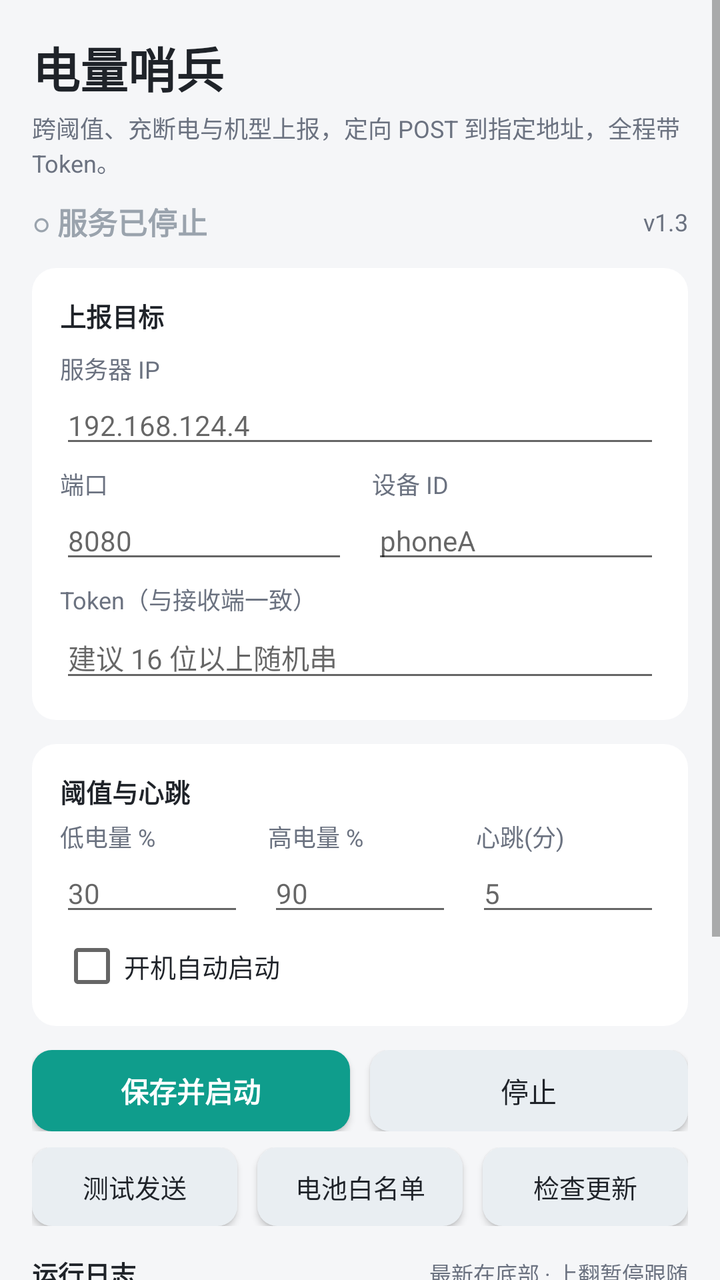
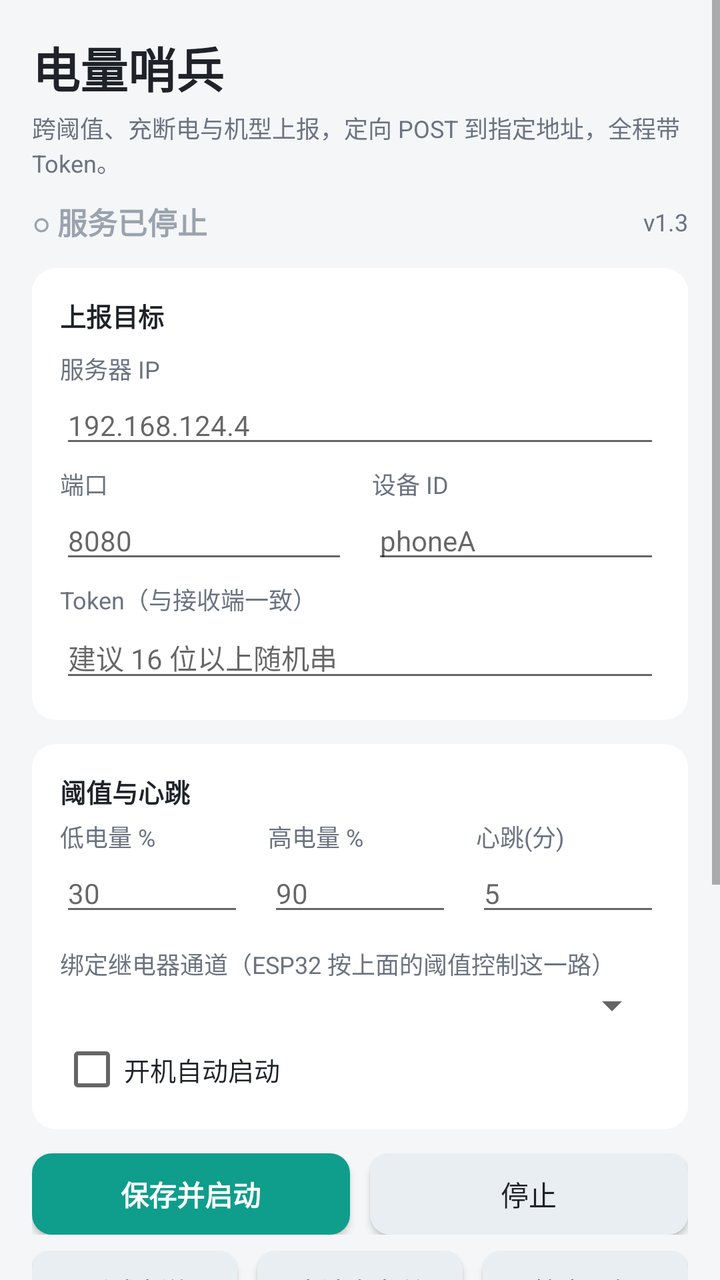

Compare the two renders of this Android layout. The source of the first and the diff that turns it into the second are given below.
<!-- AndroidManifest.xml: application theme android:Theme.Material.Light.NoActionBar -->
<!-- res/layout/activity_main.xml -->
<?xml version="1.0" encoding="utf-8"?>
<ScrollView xmlns:android="http://schemas.android.com/apk/res/android"
    android:layout_width="match_parent"
    android:layout_height="match_parent"
    android:background="@color/page"
    android:fillViewport="true">

    <LinearLayout
        android:layout_width="match_parent"
        android:layout_height="wrap_content"
        android:orientation="vertical"
        android:padding="16dp">

        <TextView
            android:layout_width="wrap_content"
            android:layout_height="wrap_content"
            android:text="电量哨兵"
            android:textColor="@color/text"
            android:textSize="24sp"
            android:textStyle="bold" />

        <TextView
            android:layout_width="wrap_content"
            android:layout_height="wrap_content"
            android:layout_marginTop="4dp"
            android:text="跨阈值、充断电与机型上报，定向 POST 到指定地址，全程带 Token。"
            android:textColor="@color/sub"
            android:textSize="12sp" />

        <LinearLayout
            android:layout_width="match_parent"
            android:layout_height="wrap_content"
            android:layout_marginTop="10dp"
            android:gravity="center_vertical"
            android:orientation="horizontal">

            <TextView
                android:id="@+id/tvStatus"
                android:layout_width="0dp"
                android:layout_height="wrap_content"
                android:layout_weight="1"
                android:text="○ 服务已停止"
                android:textColor="@color/off"
                android:textSize="15sp"
                android:textStyle="bold" />

            <TextView
                android:id="@+id/tvVersion"
                android:layout_width="wrap_content"
                android:layout_height="wrap_content"
                android:text="v1.3"
                android:textColor="@color/sub"
                android:textSize="12sp" />
        </LinearLayout>

        
        <LinearLayout
            android:layout_width="match_parent"
            android:layout_height="wrap_content"
            android:layout_marginTop="12dp"
            android:background="@drawable/bg_card"
            android:orientation="vertical"
            android:padding="14dp">

            <TextView
                android:layout_width="wrap_content"
                android:layout_height="wrap_content"
                android:text="上报目标"
                android:textColor="@color/text"
                android:textSize="13sp"
                android:textStyle="bold" />

            <TextView
                android:layout_width="match_parent"
                android:layout_height="wrap_content"
                android:layout_marginTop="8dp"
                android:text="服务器 IP"
                android:textColor="@color/sub"
                android:textSize="12sp" />

            <EditText
                android:id="@+id/etHost"
                android:layout_width="match_parent"
                android:layout_height="wrap_content"
                android:hint="192.168.124.4"
                android:inputType="text"
                android:singleLine="true"
                android:textColor="@color/text"
                android:textSize="14sp" />

            <LinearLayout
                android:layout_width="match_parent"
                android:layout_height="wrap_content"
                android:layout_marginTop="4dp"
                android:orientation="horizontal">

                <LinearLayout
                    android:layout_width="0dp"
                    android:layout_height="wrap_content"
                    android:layout_weight="1"
                    android:orientation="vertical">

                    <TextView
                        android:layout_width="wrap_content"
                        android:layout_height="wrap_content"
                        android:text="端口"
                        android:textColor="@color/sub"
                        android:textSize="12sp" />

                    <EditText
                        android:id="@+id/etPort"
                        android:layout_width="match_parent"
                        android:layout_height="wrap_content"
                        android:hint="8080"
                        android:inputType="number"
                        android:singleLine="true"
                        android:textColor="@color/text"
                        android:textSize="14sp" />
                </LinearLayout>

                <LinearLayout
                    android:layout_width="0dp"
                    android:layout_height="wrap_content"
                    android:layout_marginStart="12dp"
                    android:layout_weight="1"
                    android:orientation="vertical">

                    <TextView
                        android:layout_width="wrap_content"
                        android:layout_height="wrap_content"
                        android:text="设备 ID"
                        android:textColor="@color/sub"
                        android:textSize="12sp" />

                    <EditText
                        android:id="@+id/etDeviceId"
                        android:layout_width="match_parent"
                        android:layout_height="wrap_content"
                        android:hint="phoneA"
                        android:inputType="text"
                        android:singleLine="true"
                        android:textColor="@color/text"
                        android:textSize="14sp" />
                </LinearLayout>
            </LinearLayout>

            <TextView
                android:layout_width="match_parent"
                android:layout_height="wrap_content"
                android:layout_marginTop="4dp"
                android:text="Token（与接收端一致）"
                android:textColor="@color/sub"
                android:textSize="12sp" />

            <EditText
                android:id="@+id/etToken"
                android:layout_width="match_parent"
                android:layout_height="wrap_content"
                android:hint="建议 16 位以上随机串"
                android:inputType="text"
                android:singleLine="true"
                android:textColor="@color/text"
                android:textSize="14sp" />
        </LinearLayout>

        
        <LinearLayout
            android:layout_width="match_parent"
            android:layout_height="wrap_content"
            android:layout_marginTop="12dp"
            android:background="@drawable/bg_card"
            android:orientation="vertical"
            android:padding="14dp">

            <TextView
                android:layout_width="wrap_content"
                android:layout_height="wrap_content"
                android:text="阈值与心跳"
                android:textColor="@color/text"
                android:textSize="13sp"
                android:textStyle="bold" />

            <LinearLayout
                android:layout_width="match_parent"
                android:layout_height="wrap_content"
                android:layout_marginTop="4dp"
                android:orientation="horizontal">

                <LinearLayout
                    android:layout_width="0dp"
                    android:layout_height="wrap_content"
                    android:layout_weight="1"
                    android:orientation="vertical">

                    <TextView
                        android:layout_width="wrap_content"
                        android:layout_height="wrap_content"
                        android:text="低电量 %"
                        android:textColor="@color/sub"
                        android:textSize="12sp" />

                    <EditText
                        android:id="@+id/etLow"
                        android:layout_width="match_parent"
                        android:layout_height="wrap_content"
                        android:hint="30"
                        android:inputType="number"
                        android:singleLine="true"
                        android:textColor="@color/text"
                        android:textSize="14sp" />
                </LinearLayout>

                <LinearLayout
                    android:layout_width="0dp"
                    android:layout_height="wrap_content"
                    android:layout_marginStart="12dp"
                    android:layout_weight="1"
                    android:orientation="vertical">

                    <TextView
                        android:layout_width="wrap_content"
                        android:layout_height="wrap_content"
                        android:text="高电量 %"
                        android:textColor="@color/sub"
                        android:textSize="12sp" />

                    <EditText
                        android:id="@+id/etHigh"
                        android:layout_width="match_parent"
                        android:layout_height="wrap_content"
                        android:hint="90"
                        android:inputType="number"
                        android:singleLine="true"
                        android:textColor="@color/text"
                        android:textSize="14sp" />
                </LinearLayout>

                <LinearLayout
                    android:layout_width="0dp"
                    android:layout_height="wrap_content"
                    android:layout_marginStart="12dp"
                    android:layout_weight="1"
                    android:orientation="vertical">

                    <TextView
                        android:layout_width="wrap_content"
                        android:layout_height="wrap_content"
                        android:text="心跳(分)"
                        android:textColor="@color/sub"
                        android:textSize="12sp" />

                    <EditText
                        android:id="@+id/etHeartbeat"
                        android:layout_width="match_parent"
                        android:layout_height="wrap_content"
                        android:hint="5"
                        android:inputType="number"
                        android:singleLine="true"
                        android:textColor="@color/text"
                        android:textSize="14sp" />
                </LinearLayout>
            </LinearLayout>

            <CheckBox
                android:id="@+id/cbBoot"
                android:layout_width="match_parent"
                android:layout_height="wrap_content"
                android:layout_marginTop="4dp"
                android:text="开机自动启动"
                android:textColor="@color/text"
                android:textSize="13sp" />
        </LinearLayout>

        
        <LinearLayout
            android:layout_width="match_parent"
            android:layout_height="wrap_content"
            android:layout_marginTop="12dp"
            android:orientation="horizontal">

            <Button
                android:id="@+id/btnStart"
                android:layout_width="0dp"
                android:layout_height="wrap_content"
                android:layout_weight="1"
                android:background="@drawable/btn_primary"
                android:minHeight="0dp"
                android:padding="10dp"
                android:text="保存并启动"
                android:textColor="@android:color/white"
                android:textSize="14sp"
                android:textStyle="bold" />

            <Button
                android:id="@+id/btnStop"
                android:layout_width="0dp"
                android:layout_height="wrap_content"
                android:layout_marginStart="10dp"
                android:layout_weight="1"
                android:background="@drawable/btn_secondary"
                android:minHeight="0dp"
                android:padding="10dp"
                android:text="停止"
                android:textColor="@color/text"
                android:textSize="14sp" />
        </LinearLayout>

        <LinearLayout
            android:layout_width="match_parent"
            android:layout_height="wrap_content"
            android:layout_marginTop="8dp"
            android:orientation="horizontal">

            <Button
                android:id="@+id/btnTest"
                android:layout_width="0dp"
                android:layout_height="wrap_content"
                android:layout_weight="1"
                android:background="@drawable/btn_secondary"
                android:minHeight="0dp"
                android:padding="10dp"
                android:text="测试发送"
                android:textColor="@color/text"
                android:textSize="13sp" />

            <Button
                android:id="@+id/btnBattery"
                android:layout_width="0dp"
                android:layout_height="wrap_content"
                android:layout_marginStart="10dp"
                android:layout_weight="1"
                android:background="@drawable/btn_secondary"
                android:minHeight="0dp"
                android:padding="10dp"
                android:text="电池白名单"
                android:textColor="@color/text"
                android:textSize="13sp" />

            <Button
                android:id="@+id/btnUpdate"
                android:layout_width="0dp"
                android:layout_height="wrap_content"
                android:layout_marginStart="10dp"
                android:layout_weight="1"
                android:background="@drawable/btn_secondary"
                android:minHeight="0dp"
                android:padding="10dp"
                android:text="检查更新"
                android:textColor="@color/text"
                android:textSize="13sp" />
        </LinearLayout>

        
        <LinearLayout
            android:layout_width="match_parent"
            android:layout_height="wrap_content"
            android:layout_marginTop="14dp"
            android:gravity="center_vertical"
            android:orientation="horizontal">

            <TextView
                android:layout_width="0dp"
                android:layout_height="wrap_content"
                android:layout_weight="1"
                android:text="运行日志"
                android:textColor="@color/text"
                android:textSize="13sp"
                android:textStyle="bold" />

            <TextView
                android:layout_width="wrap_content"
                android:layout_height="wrap_content"
                android:text="最新在底部 · 上翻暂停跟随"
                android:textColor="@color/sub"
                android:textSize="11sp" />
        </LinearLayout>

        <ScrollView
            android:id="@+id/svLog"
            android:layout_width="match_parent"
            android:layout_height="180dp"
            android:layout_marginTop="6dp"
            android:background="@drawable/bg_log"
            android:padding="10dp"
            android:scrollbars="vertical">

            <TextView
                android:id="@+id/tvLog"
                android:layout_width="match_parent"
                android:layout_height="wrap_content"
                android:fontFamily="monospace"
                android:textColor="@color/log_text"
                android:textSize="11sp" />
        </ScrollView>

        <TextView
            android:layout_width="match_parent"
            android:layout_height="wrap_content"
            android:layout_marginTop="10dp"
            android:text="日志只保留最近 40 条；数据存内存，重启即清空。"
            android:textColor="@color/sub"
            android:textSize="11sp" />
    </LinearLayout>
</ScrollView>
<!-- resources referenced by this layout -->
<resources>
  <color name="log_text">#C7D0D9</color>
  <color name="off">#9AA3AD</color>
  <color name="page">#F5F6F8</color>
  <color name="sub">#6B7280</color>
  <color name="text">#1F2329</color>
  <!-- drawable bg_card (drawable) -->
  <?xml version="1.0" encoding="utf-8"?>
  <shape xmlns:android="http://schemas.android.com/apk/res/android" android:shape="rectangle">
      <solid android:color="@color/card" />
      <corners android:radius="12dp" />
  </shape>
  <!-- drawable bg_log (drawable) -->
  <?xml version="1.0" encoding="utf-8"?>
  <shape xmlns:android="http://schemas.android.com/apk/res/android" android:shape="rectangle">
      <solid android:color="@color/log_bg" />
      <corners android:radius="10dp" />
  </shape>
  <!-- drawable btn_primary (drawable) -->
  <?xml version="1.0" encoding="utf-8"?>
  <selector xmlns:android="http://schemas.android.com/apk/res/android">
      <item android:state_pressed="true">
          <shape android:shape="rectangle">
              <solid android:color="@color/primary_dark" />
              <corners android:radius="10dp" />
          </shape>
      </item>
      <item>
          <shape android:shape="rectangle">
              <solid android:color="@color/primary" />
              <corners android:radius="10dp" />
          </shape>
      </item>
  </selector>
  <!-- drawable btn_secondary (drawable) -->
  <?xml version="1.0" encoding="utf-8"?>
  <selector xmlns:android="http://schemas.android.com/apk/res/android">
      <item android:state_pressed="true">
          <shape android:shape="rectangle">
              <solid android:color="@color/btn_secondary_pressed" />
              <corners android:radius="10dp" />
          </shape>
      </item>
      <item>
          <shape android:shape="rectangle">
              <solid android:color="@color/btn_secondary" />
              <corners android:radius="10dp" />
          </shape>
      </item>
  </selector>
  <color name="card">#FFFFFF</color>
  <color name="log_bg">#12161B</color>
  <color name="primary_dark">#0B7A6D</color>
  <color name="primary">#0F9D8C</color>
  <color name="btn_secondary_pressed">#DCE4EA</color>
  <color name="btn_secondary">#E9EEF2</color>
</resources>

<!-- the commit's change to res/layout/activity_main.xml (unified diff, before → after) -->
@@ -261,6 +261,19 @@
                 </LinearLayout>
             </LinearLayout>
 
+            <TextView
+                android:layout_width="match_parent"
+                android:layout_height="wrap_content"
+                android:layout_marginTop="10dp"
+                android:text="绑定继电器通道（ESP32 按上面的阈值控制这一路）"
+                android:textColor="@color/sub"
+                android:textSize="12sp" />
+
+            <Spinner
+                android:id="@+id/spRelay"
+                android:layout_width="match_parent"
+                android:layout_height="wrap_content" />
+
             <CheckBox
                 android:id="@+id/cbBoot"
                 android:layout_width="match_parent"
